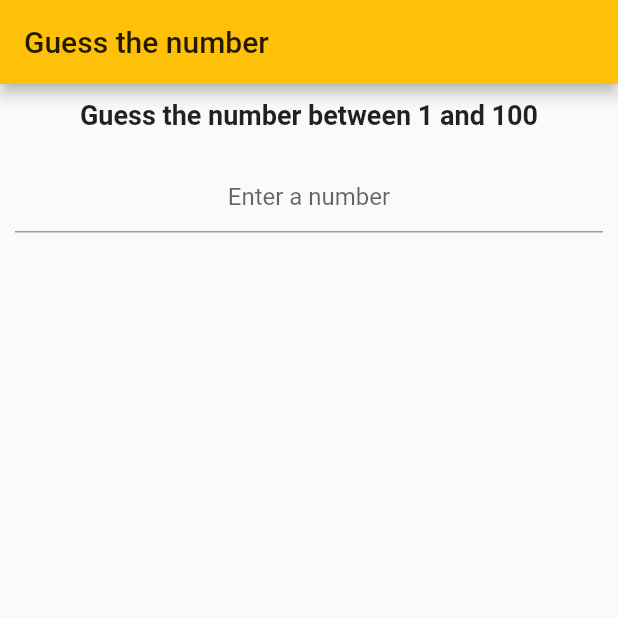
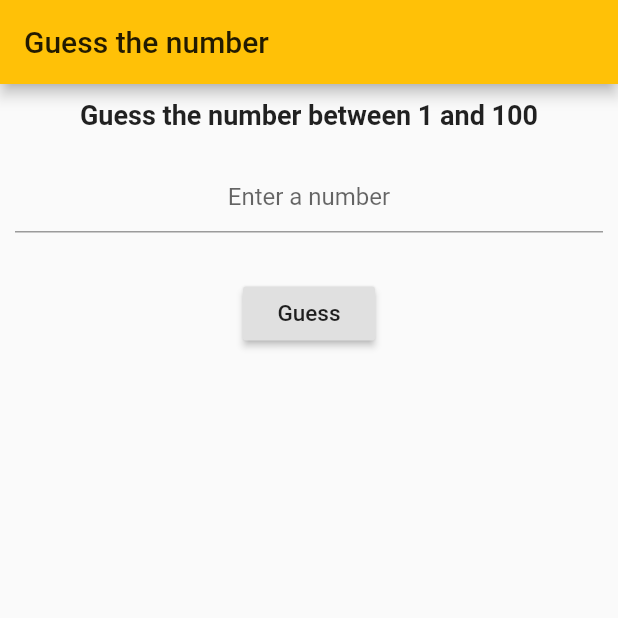
Before and after one commit to samuell324/flutter_app, a Flutter app: the screen it shows after launch, on a phone screen of 412 x 824 dp, the top half of it. Run offline on Flutter 3.47's test engine with Material 2 defaults, Android fonts, the phone set to English and light mode, and no system bars.

Commit message:
add RaisedButton

```diff
--- a/lib/main.dart
+++ b/lib/main.dart
@@ -57,6 +57,16 @@ class _HomePageState extends State<HomePage> {
                 keyboardType: TextInputType.number,
                 controller: guessNumber,
               ),
+            ),
+            Padding(
+              padding: const EdgeInsets.all(20),
+              child: RaisedButton(
+                child: Text(
+                  'Guess',
+                  style: TextStyle(fontSize: 15),
+                ),
+                onPressed: () {},
+              ),
             )
           ],
         ),
```
